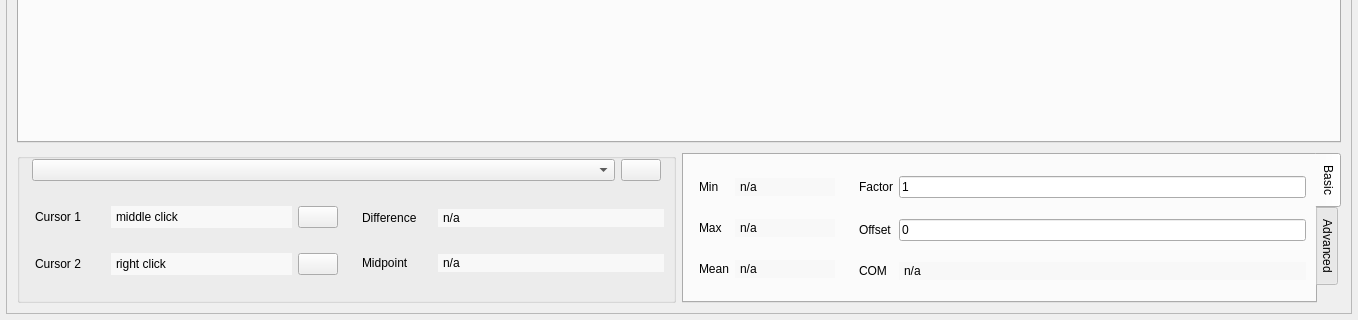
Qt form mdaviz/resources/mda_file_viz.ui (BCDA-APS/mdaviz) before a commit; both pictures show x 0 to 1358 and y 400 to 720 of the 1358 by 720 pixel window.
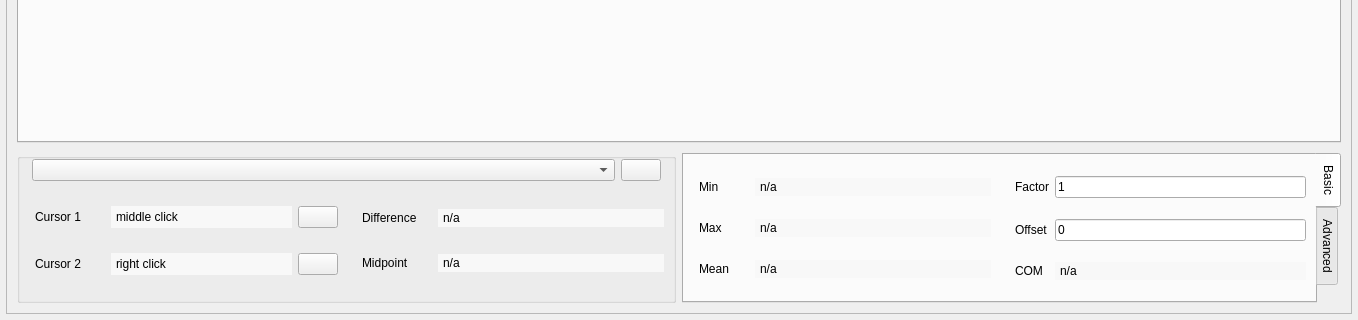
The same form after that commit. Icons and pictures are not drawn.

Commit message: adjust UIs

Diff of the .ui file:
```diff
--- a/mdaviz/resources/mda_file_viz.ui
+++ b/mdaviz/resources/mda_file_viz.ui
@@ -261,8 +261,8 @@
               </widget>
              </item>
              <item>
-              <widget class="QWidget" name="basixStats" native="true">
-               <layout class="QGridLayout" name="gridlayout_2">
+              <widget class="QWidget" name="basicStats" native="true">
+               <layout class="QGridLayout" name="gridlayout_2" columnstretch="1,1">
                 <property name="leftMargin">
                  <number>0</number>
                 </property>
@@ -276,7 +276,7 @@
                  <number>0</number>
                 </property>
                 <item row="1" column="0">
-                 <widget class="QWidget" name="minMax" native="true">
+                 <widget class="QWidget" name="cursoInfo" native="true">
                   <layout class="QGridLayout" name="gridLayout_3">
                    <property name="topMargin">
                     <number>0</number>
@@ -412,7 +412,7 @@
                  </widget>
                 </item>
                 <item row="1" column="1">
-                 <widget class="QWidget" name="comMean" native="true">
+                 <widget class="QWidget" name="diffMidpt" native="true">
                   <layout class="QGridLayout" name="gridLayout_4">
                    <property name="topMargin">
                     <number>0</number>
@@ -588,7 +588,7 @@
               </property>
               <item>
                <widget class="QWidget" name="basixStats" native="true">
-                <layout class="QGridLayout" name="gridlayout_2">
+                <layout class="QGridLayout" name="gridlayout_2" columnstretch="1,1">
                  <property name="leftMargin">
                   <number>0</number>
                  </property>
@@ -728,6 +728,12 @@
                     </item>
                     <item row="2" column="0">
                      <widget class="QLabel" name="min_label">
+                      <property name="maximumSize">
+                       <size>
+                        <width>50</width>
+                        <height>16777215</height>
+                       </size>
+                      </property>
                       <property name="toolTip">
                        <string>(x,y) coordinates for MIN</string>
                       </property>
@@ -796,6 +802,12 @@
                     </item>
                     <item row="1" column="0">
                      <widget class="QLabel" name="factor_label">
+                      <property name="maximumSize">
+                       <size>
+                        <width>70</width>
+                        <height>16777215</height>
+                       </size>
+                      </property>
                       <property name="toolTip">
                        <string>Enter a number to scale the y-values of the selected curve</string>
                       </property>
```
